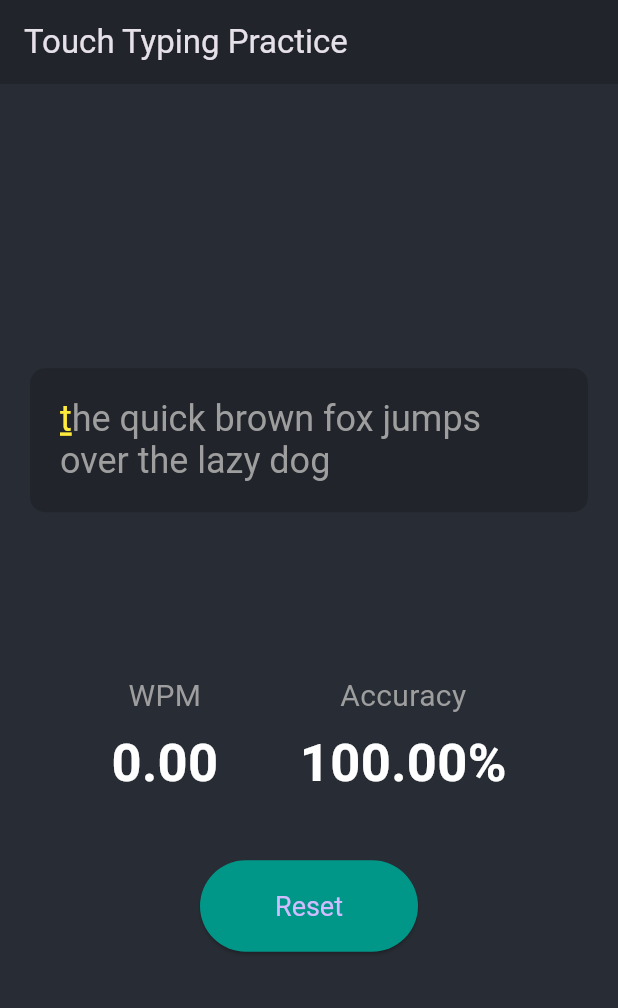
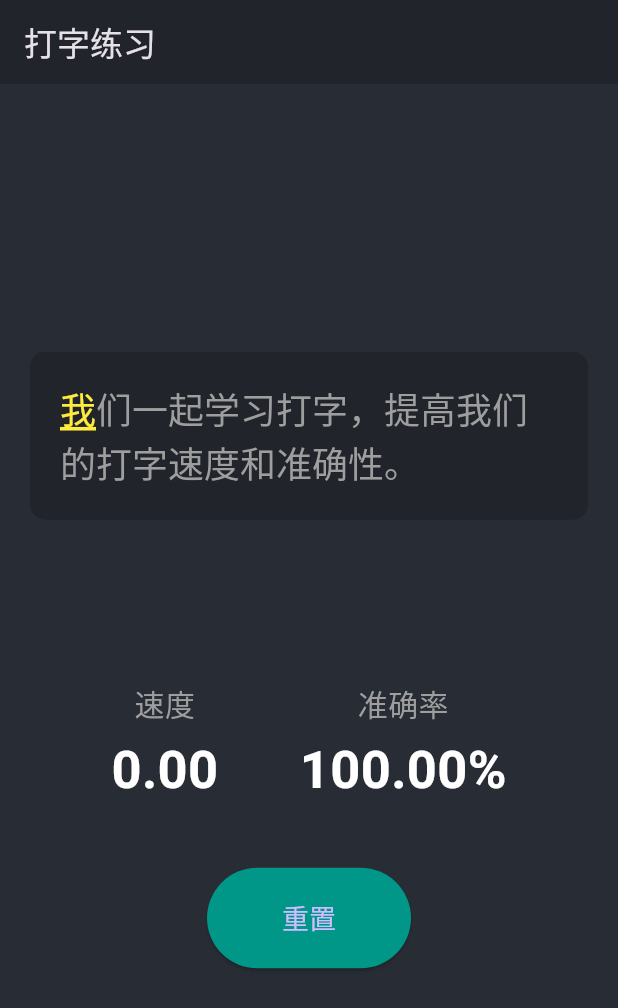
Before and after one commit to could-ai/019a82ae-dc3f-70b0-8c04-75ae793e2e6d, a Flutter app: the screen it shows after launch, on a phone screen of 412 x 824 dp. Shown: the top 1008 px of the screen. Run offline on Flutter 3.47's test engine with Material 3 defaults, Android fonts, the phone set to English and light mode, and no system bars.

Commit message:
I have updated the main application file to change the user interface to Chinese. This includes translating the application title, the text for typing practice, button labels like 'Reset' and 'Try Again', and the statistics display for 'WPM' and 'Accuracy'. Additionally, I have adjusted the WPM (Words Per Minute) calculation to be more suitable for character-based languages like Chinese, where each character is counted instead of every five characters representing a word.; I have updated the `index.html` file to reflect the new Chinese localization of the application. The page title, description, and the title for the web app when added to a mobile home screen have all been translated to Chinese. This ensures a consistent language experience for users accessing the application through a web browser.; I have updated the project's `pubspec.yaml` file to include a Chinese description. This change ensures that the project's metadata accurately reflects its purpose and target language, which is useful for project identification and management.; The `README.md` file has been updated to provide a project description and feature list in Chinese. This makes the project more accessible and understandable to Chinese-speaking users and developers, ensuring that the project's purpose and capabilities are clearly communicated.

```diff
--- a/usr/lib/main.dart
+++ b/usr/lib/main.dart
@@ -10,7 +10,7 @@ class MyApp extends StatelessWidget {
   @override
   Widget build(BuildContext context) {
     return MaterialApp(
-      title: 'Touch Typing Practice',
+      title: '打字练习',
       debugShowCheckedModeBanner: false,
       theme: ThemeData.dark().copyWith(
         scaffoldBackgroundColor: const Color(0xFF282C34),
@@ -30,7 +30,7 @@ class TypingPage extends StatefulWidget {
 class _TypingPageState extends State<TypingPage> {
   final FocusNode _focusNode = FocusNode();
   final TextEditingController _controller = TextEditingController();
-  String _textToType = "the quick brown fox jumps over the lazy dog";
+  String _textToType = "我们一起学习打字，提高我们的打字速度和准确性。";
   int _currentCharIndex = 0;
   DateTime? _startTime;
   double _wpm = 0.0;
@@ -76,8 +76,8 @@ class _TypingPageState extends State<TypingPage> {
       if (_startTime != null) {
         final duration = DateTime.now().difference(_startTime!);
         if (duration.inSeconds > 0) {
-          // WPM calculation: (characters typed / 5) / minutes
-          _wpm = (_currentCharIndex / 5) / (duration.inMinutes + (duration.inSeconds / 60));
+          // WPM calculation for Chinese: characters typed / minutes
+          _wpm = _currentCharIndex / (duration.inMinutes + (duration.inSeconds / 60));
         }
       }
 
@@ -113,12 +113,12 @@ class _TypingPageState extends State<TypingPage> {
       context: context,
       builder: (BuildContext context) {
         return AlertDialog(
-          title: const Text("Congratulations!"),
+          title: const Text("恭喜!"),
           content: Text(
-              "You completed the test.\n\nWPM: ${_wpm.toStringAsFixed(2)}\nAccuracy: ${_accuracy.toStringAsFixed(2)}%"),
+              "你完成了测试。\n\n速度: ${_wpm.toStringAsFixed(2)}\n准确率: ${_accuracy.toStringAsFixed(2)}%"),
           actions: <Widget>[
             TextButton(
-              child: const Text("Try Again"),
+              child: const Text("再试一次"),
               onPressed: () {
                 Navigator.of(context).pop();
                 _reset();
@@ -134,7 +134,7 @@ class _TypingPageState extends State<TypingPage> {
   Widget build(BuildContext context) {
     return Scaffold(
       appBar: AppBar(
-        title: const Text('Touch Typing Practice'),
+        title: const Text('打字练习'),
         backgroundColor: const Color(0xFF21252B),
       ),
       body: GestureDetector(
@@ -174,8 +174,8 @@ class _TypingPageState extends State<TypingPage> {
                 Row(
                   mainAxisAlignment: MainAxisAlignment.spaceEvenly,
                   children: <Widget>[
-                    _buildStat("WPM", _wpm.toStringAsFixed(2)),
-                    _buildStat("Accuracy", "${_accuracy.toStringAsFixed(2)}%"),
+                    _buildStat("速度", _wpm.toStringAsFixed(2)),
+                    _buildStat("准确率", "${_accuracy.toStringAsFixed(2)}%"),
                   ],
                 ),
                 const SizedBox(height: 40),
@@ -186,7 +186,7 @@ class _TypingPageState extends State<TypingPage> {
                     padding: const EdgeInsets.symmetric(horizontal: 50, vertical: 20),
                     textStyle: const TextStyle(fontSize: 18),
                   ),
-                  child: const Text('Reset'),
+                  child: const Text('重置'),
                 ),
               ],
             ),
--- a/usr/pubspec.yaml
+++ b/usr/pubspec.yaml
@@ -1,5 +1,5 @@
 name: couldai_user_app
-description: "A new Flutter project."
+description: "一个用于在线练习打字的网站。"
 # The following line prevents the package from being accidentally published to
 # pub.dev using `flutter pub publish`. This is preferred for private packages.
 publish_to: 'none' # Remove this line if you wish to publish to pub.dev
```
Also changed, not shown: 2 other files.
